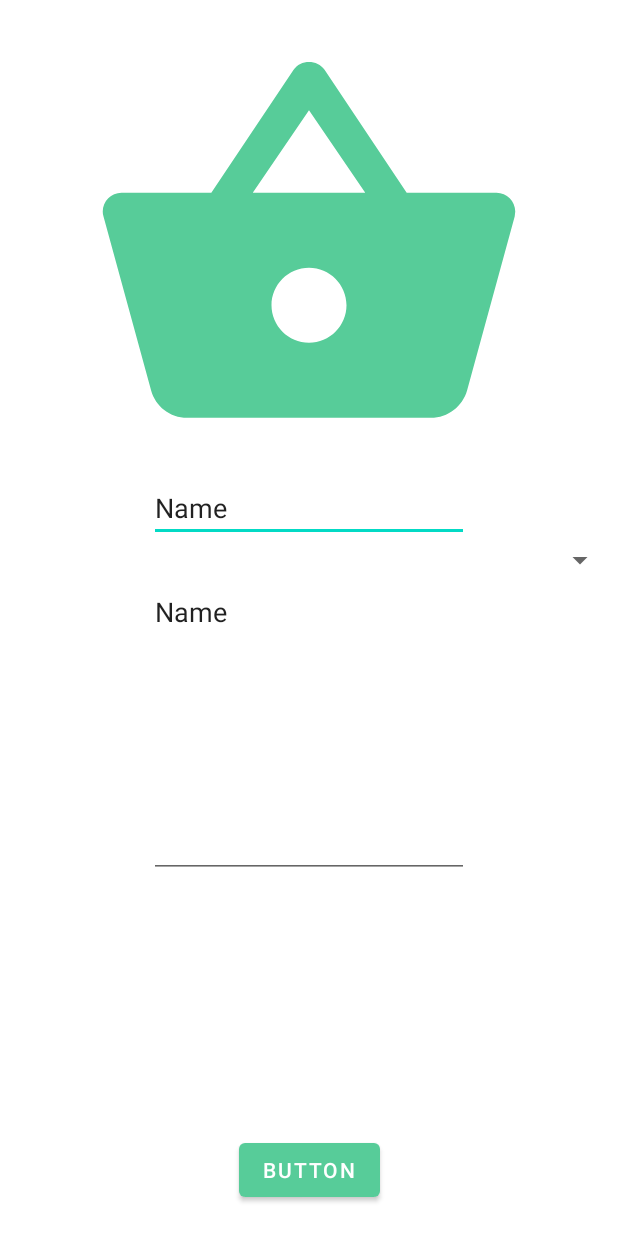
After one commit to HanYeop/Happy-Sharing, an Android app: the UploadActivity screen opened directly, with no data from a screen before it, on a phone screen of 412 x 824 dp. The commit adds this screen. Run offline under Robolectric (Android 15) with nearby library versions, the phone set to English and light mode, and no system bars.

Commit message:
프로필 동작방법 변경, 아이템 추가 레이아웃 생성

```diff
--- /dev/null
+++ b/app/src/main/java/com/hanyeop/happysharing/UploadActivity.kt
@@ -0,0 +1,11 @@
+package com.hanyeop.happysharing
+
+import androidx.appcompat.app.AppCompatActivity
+import android.os.Bundle
+
+class UploadActivity : AppCompatActivity() {
+    override fun onCreate(savedInstanceState: Bundle?) {
+        super.onCreate(savedInstanceState)
+        setContentView(R.layout.activity_upload)
+    }
+}
--- a/app/src/main/java/com/hanyeop/happysharing/fragment/MoreFragment.kt
+++ b/app/src/main/java/com/hanyeop/happysharing/fragment/MoreFragment.kt
@@ -65,8 +65,8 @@ class MoreFragment : Fragment(R.layout.fragment_more) {
         firebaseViewModel.profileLoad(uId!!)
 
         // 유저 이름 동기화
-        firebaseViewModel.userId.observe(viewLifecycleOwner,{
-            binding.userIdText.text = it
+        firebaseViewModel.userDTO.observe(viewLifecycleOwner,{
+            binding.userIdText.text = it.userId
         })
     }
 
--- a/app/src/main/java/com/hanyeop/happysharing/viewmodel/FirebaseViewModel.kt
+++ b/app/src/main/java/com/hanyeop/happysharing/viewmodel/FirebaseViewModel.kt
@@ -10,10 +10,8 @@ import com.hanyeop.happysharing.repository.FirebaseRepository
 class FirebaseViewModel(application: Application) : AndroidViewModel(application) {
 
     private val repository : FirebaseRepository = FirebaseRepository()
-    val uId = repository.uId
-    val userId = repository.userId
-    val imageUri = repository.imageUri
-    val score = repository.score
+
+    val userDTO = repository.userDTO
 
     // 프로필 불러오기
     fun profileLoad(uid : String){
--- /dev/null
+++ b/app/src/main/res/layout/activity_upload.xml
@@ -0,0 +1,61 @@
+<?xml version="1.0" encoding="utf-8"?>
+<androidx.constraintlayout.widget.ConstraintLayout xmlns:android="http://schemas.android.com/apk/res/android"
+    xmlns:app="http://schemas.android.com/apk/res-auto"
+    xmlns:tools="http://schemas.android.com/tools"
+    android:layout_width="match_parent"
+    android:layout_height="match_parent"
+    tools:context=".UploadActivity">
+
+    <ImageView
+        android:id="@+id/itemImageView"
+        android:layout_width="300dp"
+        android:layout_height="300dp"
+        android:layout_marginTop="16dp"
+        app:layout_constraintEnd_toEndOf="parent"
+        app:layout_constraintStart_toStartOf="parent"
+        app:layout_constraintTop_toTopOf="parent"
+        app:srcCompat="@drawable/ic_baseline_shopping_basket_24" />
+
+    <EditText
+        android:id="@+id/titleEditView"
+        android:layout_width="wrap_content"
+        android:layout_height="wrap_content"
+        android:ems="10"
+        android:inputType="textPersonName"
+        android:text="Name"
+        app:layout_constraintEnd_toEndOf="parent"
+        app:layout_constraintStart_toStartOf="parent"
+        app:layout_constraintTop_toBottomOf="@+id/itemImageView" />
+
+    <Spinner
+        android:id="@+id/categorySpinner"
+        android:layout_width="409dp"
+        android:layout_height="wrap_content"
+        app:layout_constraintEnd_toEndOf="parent"
+        app:layout_constraintStart_toStartOf="parent"
+        app:layout_constraintTop_toBottomOf="@+id/titleEditView" />
+
+    <EditText
+        android:id="@+id/contentEditView"
+        android:layout_width="wrap_content"
+        android:layout_height="200dp"
+        android:ems="10"
+        android:inputType="textPersonName"
+        android:text="Name"
+        android:gravity="top"
+        app:layout_constraintEnd_toEndOf="parent"
+        app:layout_constraintHorizontal_bias="0.5"
+        app:layout_constraintStart_toStartOf="parent"
+        app:layout_constraintTop_toBottomOf="@+id/categorySpinner" />
+
+    <Button
+        android:id="@+id/button2"
+        android:layout_width="wrap_content"
+        android:layout_height="wrap_content"
+        android:layout_marginBottom="20dp"
+        android:text="Button"
+        app:layout_constraintBottom_toBottomOf="parent"
+        app:layout_constraintEnd_toEndOf="parent"
+        app:layout_constraintStart_toStartOf="parent" />
+
+</androidx.constraintlayout.widget.ConstraintLayout>
--- a/app/src/main/res/layout/item_object.xml
+++ b/app/src/main/res/layout/item_object.xml
@@ -31,7 +31,7 @@
                 app:srcCompat="@drawable/ic_launcher_foreground" />
 
             <TextView
-                android:id="@+id/kategorieText"
+                android:id="@+id/categorieText"
                 android:layout_width="wrap_content"
                 android:layout_height="wrap_content"
                 android:layout_marginStart="10dp"
@@ -50,8 +50,8 @@
                 android:textColor="@color/black"
                 android:textSize="24sp"
                 android:textStyle="bold"
-                app:layout_constraintStart_toStartOf="@+id/kategorieText"
-                app:layout_constraintTop_toBottomOf="@+id/kategorieText" />
+                app:layout_constraintStart_toStartOf="@+id/categorieText"
+                app:layout_constraintTop_toBottomOf="@+id/categorieText" />
 
             <TextView
                 android:id="@+id/userText"
```
Also changed, not shown: app/src/main/AndroidManifest.xml (+5 -4 lines), app/src/main/java/com/hanyeop/happysharing/MainActivity.kt (+7 -0 lines), app/src/main/java/com/hanyeop/happysharing/ProfileActivity.kt (+5 -17 lines), app/src/main/java/com/hanyeop/happysharing/model/ItemDTO.kt (added, +10 -0 lines), app/src/main/java/com/hanyeop/happysharing/repository/FirebaseRepository.kt (+2 -10 lines).
